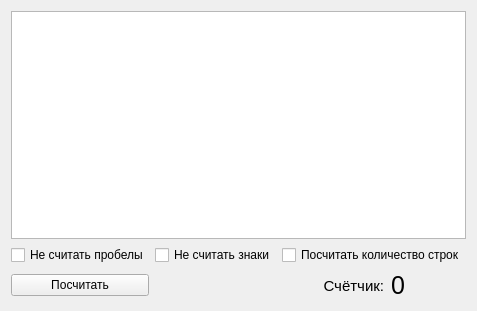
Before: the Qt Designer form MainWindow.ui in DionysusBenstein/Counter-Desktop, drawn with Qt 5.
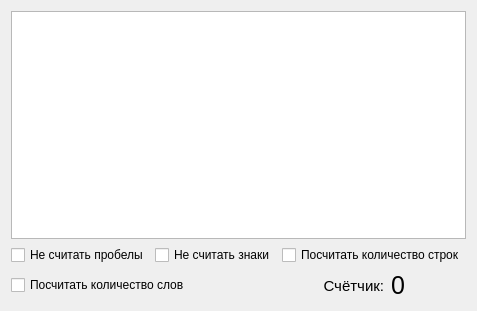
After: the same form once the commit is applied. Icons and pictures are not drawn.

Commit message: Add new feature "Counting words"

The edit to the form file:
```diff
--- a/MainWindow.ui
+++ b/MainWindow.ui
@@ -41,13 +41,6 @@
       </property>
      </widget>
     </item>
-    <item row="2" column="0">
-     <widget class="QPushButton" name="pushButton">
-      <property name="text">
-       <string>Посчитать</string>
-      </property>
-     </widget>
-    </item>
     <item row="1" column="0">
      <widget class="QCheckBox" name="checkSpaces">
       <property name="text">
@@ -77,6 +70,13 @@
     <item row="0" column="0" colspan="4">
      <widget class="QPlainTextEdit" name="plainTextEdit"/>
     </item>
+    <item row="2" column="0" colspan="2">
+     <widget class="QCheckBox" name="checkWords">
+      <property name="text">
+       <string>Посчитать количество слов</string>
+      </property>
+     </widget>
+    </item>
    </layout>
   </widget>
  </widget>
```
Left out of the diff: 2 changed lines with no effect on the pictures. The commit also changes 3 other files.
